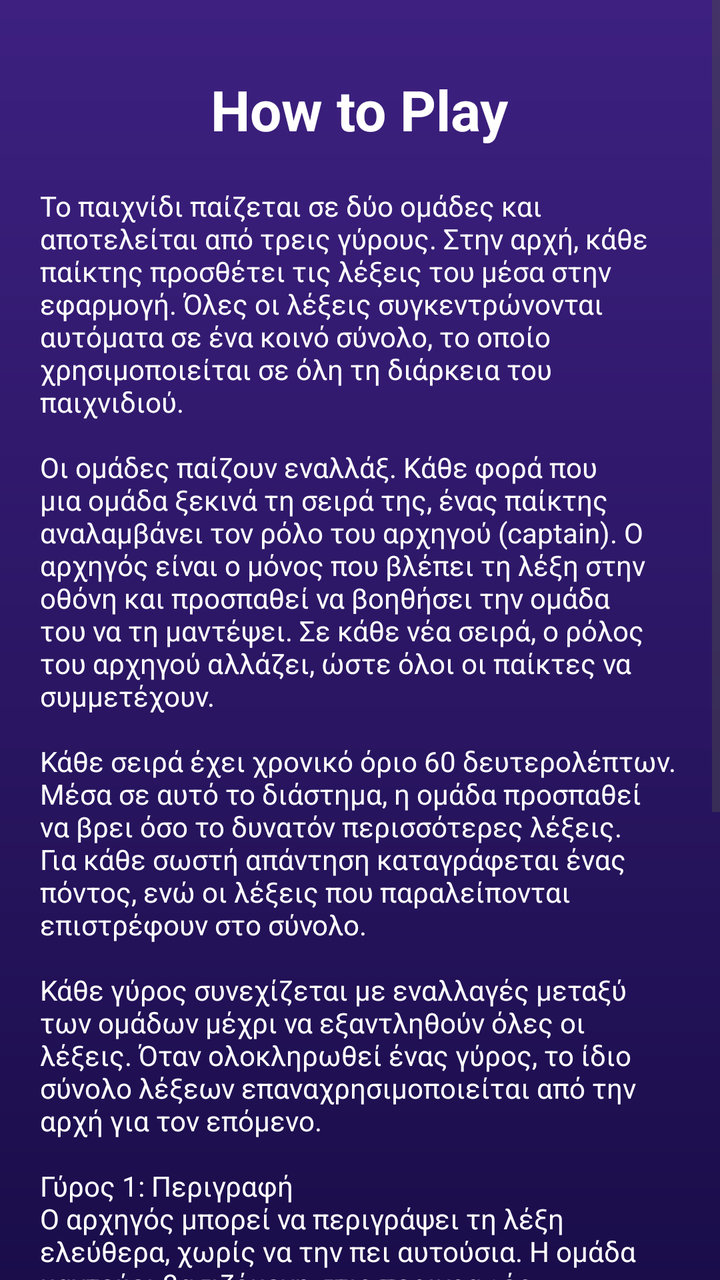
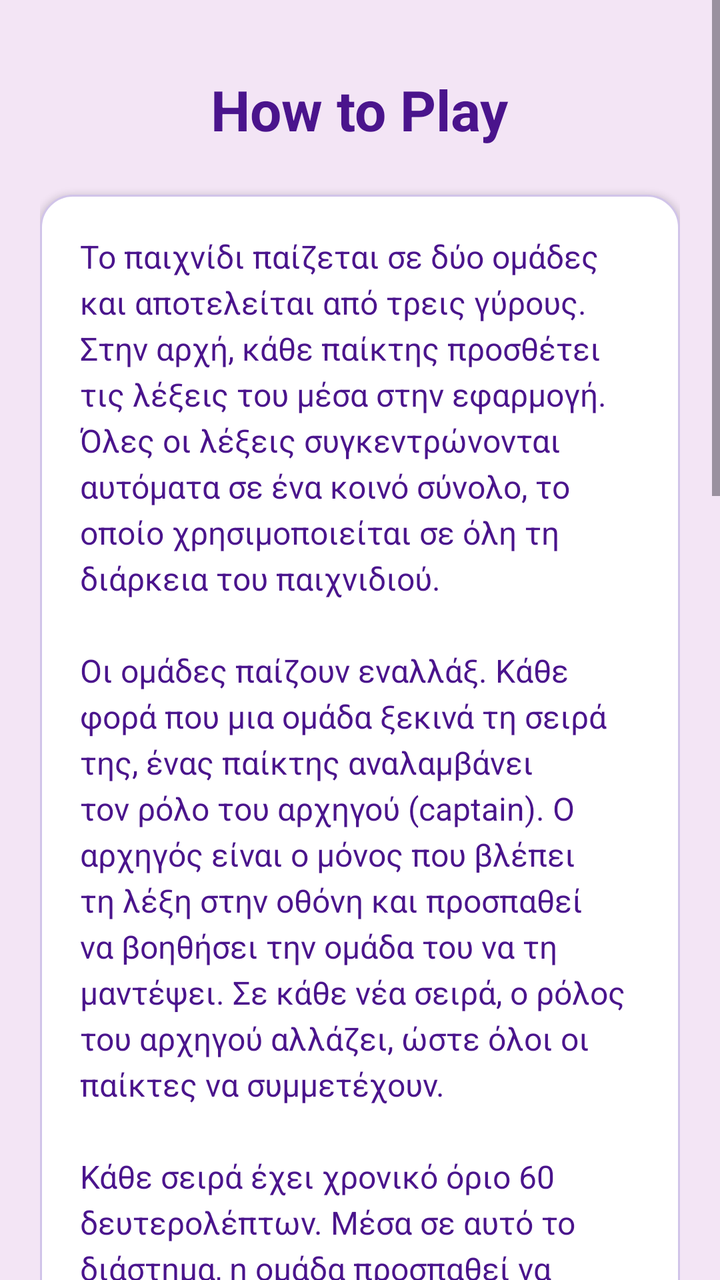

Screens rendered from an Android XML layout before and after an edit, with the pre-edit source and the edit as a unified diff.
<!-- AndroidManifest.xml: application theme Theme.WordMaster -->
<!-- res/layout/activity_how_to_play.xml -->
<?xml version="1.0" encoding="utf-8"?>
<ScrollView xmlns:android="http://schemas.android.com/apk/res/android"
    android:layout_width="match_parent"
    android:layout_height="match_parent"
    android:background="@drawable/bg_gradient">

    <LinearLayout
        android:layout_width="match_parent"
        android:layout_height="wrap_content"
        android:gravity="center_horizontal"
        android:orientation="vertical"
        android:padding="20dp">

        

        <TextView
            android:id="@+id/txtTitle"
            android:layout_width="wrap_content"
            android:layout_height="wrap_content"
            android:layout_marginTop="16dp"
            android:layout_marginBottom="20dp"
            android:text="How to Play"
            android:textColor="#FFFFFF"
            android:textSize="28sp"
            android:textStyle="bold" />

        

        <TextView
            android:id="@+id/rulesTxt"
            android:layout_width="match_parent"
            android:layout_height="wrap_content"
            android:shadowColor="@color/cardview_dark_background"
            android:text="@string/ruleBookStr"
            android:textColor="@color/white" />

        <Button
            android:id="@+id/btnBackHome"
            android:layout_width="match_parent"
            android:layout_height="60dp"
            android:backgroundTint="#9B6BDB"
            android:text="Back to Home"
            android:textAllCaps="false"
            android:textColor="#FFFFFF"
            android:textSize="18sp" />

    </LinearLayout>

</ScrollView>
<!-- resources referenced by this layout -->
<resources>
  <color name="white">#FFFFFFFF</color>
  <!-- drawable bg_gradient (drawable) -->
  <?xml version="1.0" encoding="utf-8"?>
  <shape xmlns:android="http://schemas.android.com/apk/res/android">
      <gradient
          android:startColor="#3D2080"
          android:endColor="#1A0D4A"
          android:angle="270" />
  </shape>
  <string name="ruleBookStr">Το παιχνίδι παίζεται σε δύο ομάδες και αποτελείται από τρεις γύρους. Στην αρχή, κάθε παίκτης προσθέτει τις λέξεις του μέσα στην εφαρμογή. Όλες οι λέξεις συγκεντρώνονται αυτόματα σε ένα κοινό σύνολο, το οποίο χρησιμοποιείται σε όλη τη διάρκεια του παιχνιδιού.\n\nΟι ομάδες παίζουν εναλλάξ. Κάθε φορά που μια ομάδα ξεκινά τη σειρά της, ένας παίκτης αναλαμβάνει τον ρόλο του αρχηγού (captain). Ο αρχηγός είναι ο μόνος που βλέπει τη λέξη στην οθόνη και προσπαθεί να βοηθήσει την ομάδα του να τη μαντέψει. Σε κάθε νέα σειρά, ο ρόλος του αρχηγού αλλάζει, ώστε όλοι οι παίκτες να συμμετέχουν.\n\nΚάθε σειρά έχει χρονικό όριο 60 δευτερολέπτων. Μέσα σε αυτό το διάστημα, η ομάδα προσπαθεί να βρει όσο το δυνατόν περισσότερες λέξεις. Για κάθε σωστή απάντηση καταγράφεται ένας πόντος, ενώ οι λέξεις που παραλείπονται επιστρέφουν στο σύνολο.\n\nΚάθε γύρος συνεχίζεται με εναλλαγές μεταξύ των ομάδων μέχρι να εξαντληθούν όλες οι λέξεις. Όταν ολοκληρωθεί ένας γύρος, το ίδιο σύνολο λέξεων επαναχρησιμοποιείται από την αρχή για τον επόμενο.\n\nΓύρος 1: Περιγραφή\nΟ αρχηγός μπορεί να περιγράψει τη λέξη ελεύθερα, χωρίς να την πει αυτούσια. Η ομάδα μαντεύει βασιζόμενη στις περιγραφές.\n\nΓύρος 2: Παντομίμα\nΟ αρχηγός δεν επιτρέπεται να μιλήσει και χρησιμοποιεί μόνο κινήσεις για να βοηθήσει την ομάδα του να μαντέψει.\n\nΓύρος 3: Μία Λέξη\nΟ αρχηγός μπορεί να πει μόνο μία λέξη για κάθε ζητούμενη λέξη. Κάθε παίκτης της ομάδας έχει μία μόνο προσπάθεια να μαντέψει. Αν η λέξη δεν βρεθεί, επιστρέφει στο σύνολο.\n\nΜετά την ολοκλήρωση και των τριών γύρων, οι πόντοι των ομάδων αθροίζονται και η ομάδα με το υψηλότερο σκορ αναδεικνύεται νικήτρια.\n\n</string>
  <style name="Theme.WordMaster" parent="Base.Theme.WordMaster" />
  <style name="Base.Theme.WordMaster" parent="Theme.Material3.DayNight.NoActionBar">
          
          
      </style>
</resources>

<!-- the commit's change to res/layout/activity_how_to_play.xml (unified diff, before → after) -->
@@ -1,8 +1,10 @@
 <?xml version="1.0" encoding="utf-8"?>
 <ScrollView xmlns:android="http://schemas.android.com/apk/res/android"
+    android:id="@+id/main"
     android:layout_width="match_parent"
     android:layout_height="match_parent"
-    android:background="@drawable/bg_gradient">
+    android:fillViewport="true"
+    android:background="#F3E5F5">
 
     <LinearLayout
         android:layout_width="match_parent"
@@ -12,27 +14,35 @@
         android:padding="20dp">
 
         
-
         <TextView
             android:id="@+id/txtTitle"
             android:layout_width="wrap_content"
             android:layout_height="wrap_content"
             android:layout_marginTop="16dp"
-            android:layout_marginBottom="20dp"
+            android:layout_marginBottom="24dp"
             android:text="How to Play"
-            android:textColor="#FFFFFF"
+            android:textColor="#4A148C"
             android:textSize="28sp"
             android:textStyle="bold" />
 
         
-
-        <TextView
-            android:id="@+id/rulesTxt"
+        <FrameLayout
             android:layout_width="match_parent"
             android:layout_height="wrap_content"
-            android:shadowColor="@color/cardview_dark_background"
-            android:text="@string/ruleBookStr"
-            android:textColor="@color/white" />
+            android:layout_marginBottom="32dp"
+            android:background="@drawable/how_to_play_card_bg"
+            android:padding="20dp"
+            android:elevation="2dp">
+
+            <TextView
+                android:id="@+id/rulesTxt"
+                android:layout_width="match_parent"
+                android:layout_height="wrap_content"
+                android:lineSpacingExtra="4dp"
+                android:text="@string/ruleBookStr"
+                android:textColor="#4A148C"
+                android:textSize="16sp" />
+        </FrameLayout>
 
         <Button
             android:id="@+id/btnBackHome"
<!-- resource entries referenced after the edit -->
@@ -1,13 +1,11 @@
 <!-- resources referenced by this layout -->
 <resources>
-  <color name="white">#FFFFFFFF</color>
-  <!-- drawable bg_gradient (drawable) -->
+  <!-- drawable how_to_play_card_bg (drawable) -->
   <?xml version="1.0" encoding="utf-8"?>
   <shape xmlns:android="http://schemas.android.com/apk/res/android">
-      <gradient
-          android:startColor="#3D2080"
-          android:endColor="#1A0D4A"
-          android:angle="270" />
+      <solid android:color="#FFFFFF" />
+      <corners android:radius="16dp" />
+      <stroke android:width="1dp" android:color="#D1C4E9" />
   </shape>
   <string name="ruleBookStr">Το παιχνίδι παίζεται σε δύο ομάδες και αποτελείται από τρεις γύρους. Στην αρχή, κάθε παίκτης προσθέτει τις λέξεις του μέσα στην εφαρμογή. Όλες οι λέξεις συγκεντρώνονται αυτόματα σε ένα κοινό σύνολο, το οποίο χρησιμοποιείται σε όλη τη διάρκεια του παιχνιδιού.\n\nΟι ομάδες παίζουν εναλλάξ. Κάθε φορά που μια ομάδα ξεκινά τη σειρά της, ένας παίκτης αναλαμβάνει τον ρόλο του αρχηγού (captain). Ο αρχηγός είναι ο μόνος που βλέπει τη λέξη στην οθόνη και προσπαθεί να βοηθήσει την ομάδα του να τη μαντέψει. Σε κάθε νέα σειρά, ο ρόλος του αρχηγού αλλάζει, ώστε όλοι οι παίκτες να συμμετέχουν.\n\nΚάθε σειρά έχει χρονικό όριο 60 δευτερολέπτων. Μέσα σε αυτό το διάστημα, η ομάδα προσπαθεί να βρει όσο το δυνατόν περισσότερες λέξεις. Για κάθε σωστή απάντηση καταγράφεται ένας πόντος, ενώ οι λέξεις που παραλείπονται επιστρέφουν στο σύνολο.\n\nΚάθε γύρος συνεχίζεται με εναλλαγές μεταξύ των ομάδων μέχρι να εξαντληθούν όλες οι λέξεις. Όταν ολοκληρωθεί ένας γύρος, το ίδιο σύνολο λέξεων επαναχρησιμοποιείται από την αρχή για τον επόμενο.\n\nΓύρος 1: Περιγραφή\nΟ αρχηγός μπορεί να περιγράψει τη λέξη ελεύθερα, χωρίς να την πει αυτούσια. Η ομάδα μαντεύει βασιζόμενη στις περιγραφές.\n\nΓύρος 2: Παντομίμα\nΟ αρχηγός δεν επιτρέπεται να μιλήσει και χρησιμοποιεί μόνο κινήσεις για να βοηθήσει την ομάδα του να μαντέψει.\n\nΓύρος 3: Μία Λέξη\nΟ αρχηγός μπορεί να πει μόνο μία λέξη για κάθε ζητούμενη λέξη. Κάθε παίκτης της ομάδας έχει μία μόνο προσπάθεια να μαντέψει. Αν η λέξη δεν βρεθεί, επιστρέφει στο σύνολο.\n\nΜετά την ολοκλήρωση και των τριών γύρων, οι πόντοι των ομάδων αθροίζονται και η ομάδα με το υψηλότερο σκορ αναδεικνύεται νικήτρια.\n\n</string>
   <style name="Theme.WordMaster" parent="Base.Theme.WordMaster" />
